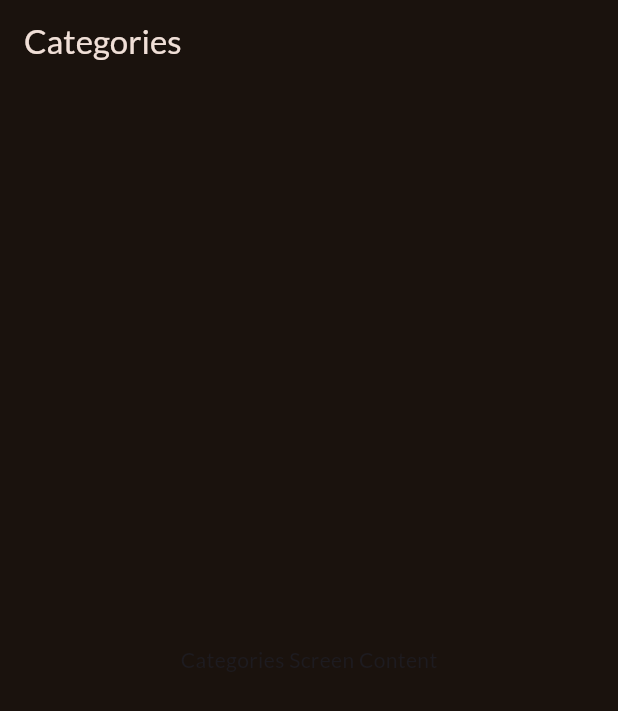
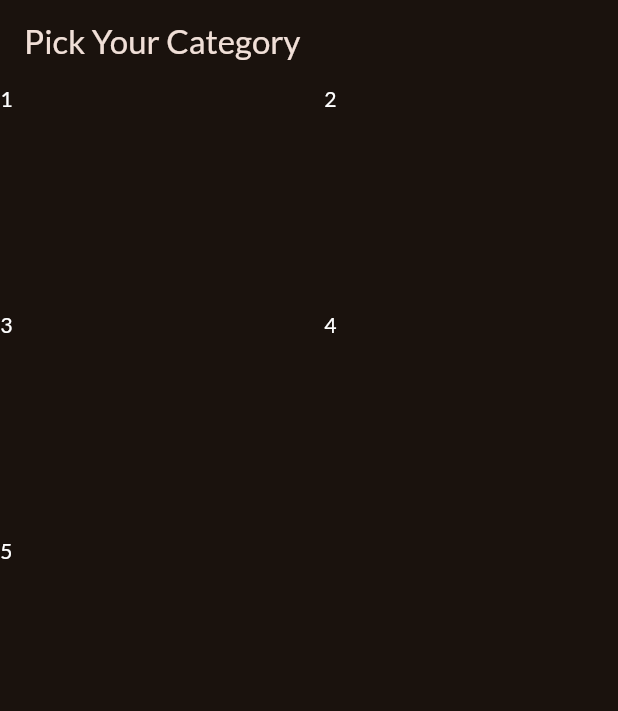
Before and after one commit to veer9002/flutter_meals, a Flutter app: the screen it shows after launch, on a phone screen of 412 x 824 dp. Shown: the top 711 px of the screen. Run offline on Flutter 3.47's test engine with Material 3 defaults, Android fonts, the phone set to English and light mode, and no system bars; our stand-ins replace google_fonts.

Commit message:
category screen added

```diff
--- a/lib/categories_screen.dart
+++ /dev/null
@@ -1,13 +0,0 @@
-import 'package:flutter/material.dart';
-
-class CategoriesScreen extends StatelessWidget {
-  const CategoriesScreen({super.key});
-
-  @override
-  Widget build(BuildContext context) {
-    return Scaffold(
-      appBar: AppBar(title: const Text('Categories')),
-      body: const Center(child: Text('Categories Screen Content')),
-    );
-  }
-}
--- a/lib/main.dart
+++ b/lib/main.dart
@@ -1,7 +1,7 @@
 import 'package:flutter/material.dart';
 
 import 'package:google_fonts/google_fonts.dart';
-import 'package:meals/categories_screen.dart';
+import 'package:meals/screens/categories_screen.dart';
 
 final theme = ThemeData(
   useMaterial3: true,
--- /dev/null
+++ b/lib/models/category.dart
@@ -0,0 +1,13 @@
+import 'package:flutter/material.dart';
+
+class Category {
+  final String id;
+  final String title;
+  final Color color;
+
+  const Category({
+    required this.id,
+    required this.title,
+    this.color = Colors.orangeAccent,
+  });
+}
--- /dev/null
+++ b/lib/screens/categories_screen.dart
@@ -0,0 +1,27 @@
+import 'package:flutter/material.dart';
+
+class CategoriesScreen extends StatelessWidget {
+  const CategoriesScreen({super.key});
+
+  @override
+  Widget build(BuildContext context) {
+    return Scaffold(
+      appBar: AppBar(title: const Text('Pick Your Category')),
+      body: GridView(
+        gridDelegate: SliverGridDelegateWithFixedCrossAxisCount(
+          crossAxisCount: 2,
+          childAspectRatio: 3 / 2,
+          crossAxisSpacing: 20,
+          mainAxisSpacing: 20,
+        ),
+        children: [
+          Text("1", style: TextStyle(color: Colors.white)),
+          Text("2", style: TextStyle(color: Colors.white)),
+          Text("3", style: TextStyle(color: Colors.white)),
+          Text("4", style: TextStyle(color: Colors.white)),
+          Text("5", style: TextStyle(color: Colors.white)),
+        ],
+      ),
+    );
+  }
+}
--- /dev/null
+++ b/lib/widgets/category_grid_item.dart
@@ -0,0 +1,24 @@
+import 'package:flutter/material.dart';
+import 'package:meals/models/category.dart';
+
+class CategoryGridItem extends StatelessWidget {
+  const CategoryGridItem({super.key, required this.category});
+
+  final Category category;
+
+  @override
+  Widget build(BuildContext context) {
+    return Container(
+      decoration: BoxDecoration(
+        gradient: LinearGradient(
+          colors: [
+            category.color.withOpacity(0.55),
+            category.color.withOpacity(0.9),
+          ],
+          begin: Alignment.topLeft,
+          end: Alignment.bottomRight,
+        ),
+      ),
+    );
+  }
+}
```
Also changed, not shown: lib/data/dummy_data.dart (added, +56 -0 lines).
